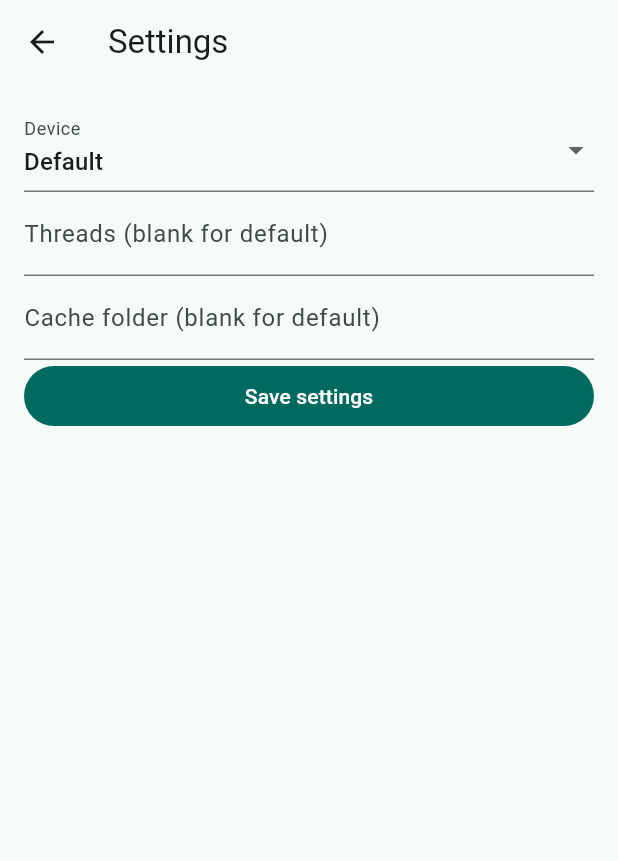
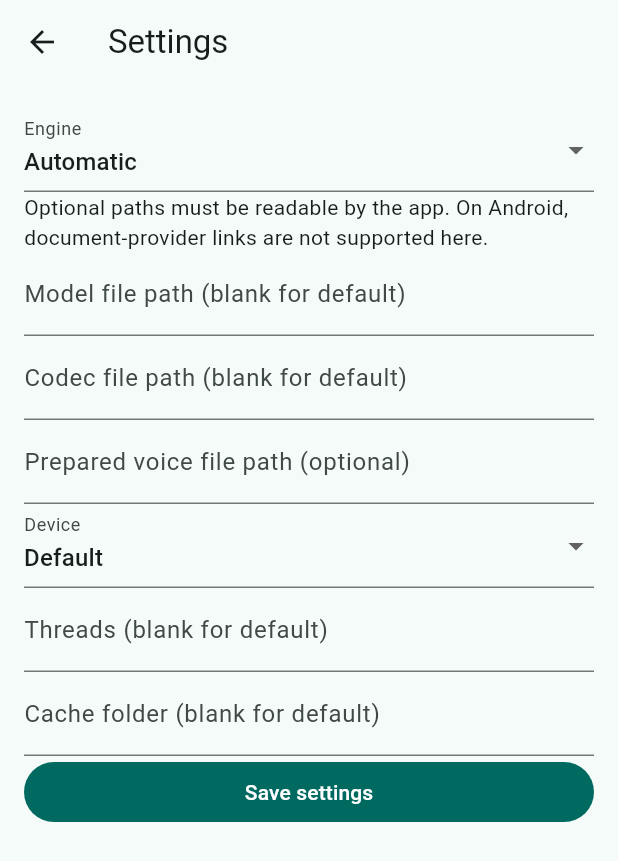
Before and after one commit to dandelion-love/ggtts, a Flutter app: the SettingsPage screen opened directly with empty values, after a tap on "Save settings", on a phone screen of 412 x 824 dp. Shown: the top 861 px of the screen. Run offline on Flutter 3.47's test engine with Material 3 defaults, Android fonts, the phone set to English and light mode, and no system bars; our stand-ins replace audioplayers, material_ui, web; missing offline and left inert: dart:ffi, dart:js_interop; project files that could hold a hidden picture were left out.

Commit message:
Allow selecting model files in Flutter settings

```diff
--- a/apps/flutter/lib/settings_page.dart
+++ b/apps/flutter/lib/settings_page.dart
@@ -14,6 +14,10 @@ class _SettingsPageState extends State<SettingsPage> {
   Map<String, Object?>? _document;
   final _threads = TextEditingController();
   final _cache = TextEditingController();
+  final _model = TextEditingController();
+  final _codec = TextEditingController();
+  final _voice = TextEditingController();
+  String? _engine;
   String? _device;
   String? _error;
 
@@ -31,6 +35,10 @@ class _SettingsPageState extends State<SettingsPage> {
       setState(() {
         _document = doc;
         _device = load['device'] as String?;
+        _engine = load['engine'] == 'auto' ? null : load['engine'] as String?;
+        _model.text = load['model'] as String? ?? '';
+        _codec.text = load['codec'] as String? ?? '';
+        _voice.text = load['voice'] as String? ?? '';
         _threads.text = load['threads']?.toString() ?? '';
         _cache.text = load['cache_dir'] as String? ?? '';
       });
@@ -43,6 +51,22 @@ class _SettingsPageState extends State<SettingsPage> {
     try {
       final doc = Map<String, Object?>.from(_document!);
       final load = Map<String, Object?>.from((doc['load'] as Map?) ?? {});
+      if (_engine == null || _engine == 'auto') {
+        load.remove('engine');
+      } else {
+        load['engine'] = _engine;
+      }
+      for (final entry in {
+        'model': _model.text,
+        'codec': _codec.text,
+        'voice': _voice.text,
+      }.entries) {
+        if (entry.value.trim().isEmpty) {
+          load.remove(entry.key);
+        } else {
+          load[entry.key] = entry.value;
+        }
+      }
       if (_device == null) {
         load.remove('device');
       } else {
@@ -74,6 +98,9 @@ class _SettingsPageState extends State<SettingsPage> {
   void dispose() {
     _threads.dispose();
     _cache.dispose();
+    _model.dispose();
+    _codec.dispose();
+    _voice.dispose();
     super.dispose();
   }
 
@@ -88,6 +115,55 @@ class _SettingsPageState extends State<SettingsPage> {
               child: Column(
                 crossAxisAlignment: CrossAxisAlignment.stretch,
                 children: [
+                  DropdownButtonFormField<String>(
+                    key: const Key('engine'),
+                    initialValue: _engine,
+                    decoration: const InputDecoration(labelText: 'Engine'),
+                    items: [
+                      const DropdownMenuItem(
+                        value: null,
+                        child: Text('Automatic'),
+                      ),
+                      const DropdownMenuItem(
+                        value: 'qwen3-tts',
+                        child: Text('Qwen3-TTS'),
+                      ),
+                      const DropdownMenuItem(
+                        value: 'kitten-tts-2',
+                        child: Text('Kitten-TTS 2'),
+                      ),
+                      if (_engine == 'fake')
+                        const DropdownMenuItem(
+                          value: 'fake',
+                          child: Text('Fake test engine (saved)'),
+                        ),
+                    ],
+                    onChanged: (value) => setState(() => _engine = value),
+                  ),
+                  const Text(
+                    'Optional paths must be readable by the app. On Android, document-provider links are not supported here.',
+                  ),
+                  TextField(
+                    key: const Key('model_path'),
+                    controller: _model,
+                    decoration: const InputDecoration(
+                      labelText: 'Model file path (blank for default)',
+                    ),
+                  ),
+                  TextField(
+                    key: const Key('codec_path'),
+                    controller: _codec,
+                    decoration: const InputDecoration(
+                      labelText: 'Codec file path (blank for default)',
+                    ),
+                  ),
+                  TextField(
+                    key: const Key('voice_path'),
+                    controller: _voice,
+                    decoration: const InputDecoration(
+                      labelText: 'Prepared voice file path (optional)',
+                    ),
+                  ),
                   DropdownButtonFormField<String>(
                     initialValue: _device,
                     decoration: const InputDecoration(labelText: 'Device'),
--- a/apps/flutter/lib/settings_store.dart
+++ b/apps/flutter/lib/settings_store.dart
@@ -51,6 +51,29 @@ void validateSettings(Map<String, Object?> document) {
   if (load is! Map<String, dynamic>) {
     throw const FormatException('load must be an object.');
   }
+  if (load.containsKey('engine') &&
+      !const [
+        'auto',
+        'qwen3-tts',
+        'kitten-tts-2',
+        'fake',
+      ].contains(load['engine'])) {
+    throw const FormatException(
+      'engine must be auto, qwen3-tts, kitten-tts-2 or fake.',
+    );
+  }
+  for (final key in ['model', 'codec', 'voice']) {
+    if (!load.containsKey(key)) continue;
+    final value = load[key];
+    if (value is! String || value.trim().isEmpty || value.contains('\u0000')) {
+      throw FormatException('$key must be a nonempty file path without NUL.');
+    }
+    if (value.startsWith('content://')) {
+      throw FormatException(
+        '$key cannot be a document-provider link; use an app-readable file path.',
+      );
+    }
+  }
   if (load.containsKey('device') &&
       load['device'] != 'cpu' &&
       load['device'] != 'cuda') {
```
Also changed, not shown: 3 other files.
